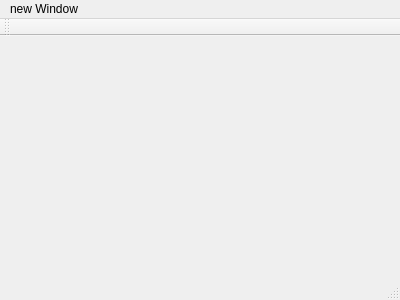
This is src/sara_qt_test1/src/mainwindow.ui in WalkingMachine/sara_qt as Qt 5 draws it before an edit. The edited form follows.
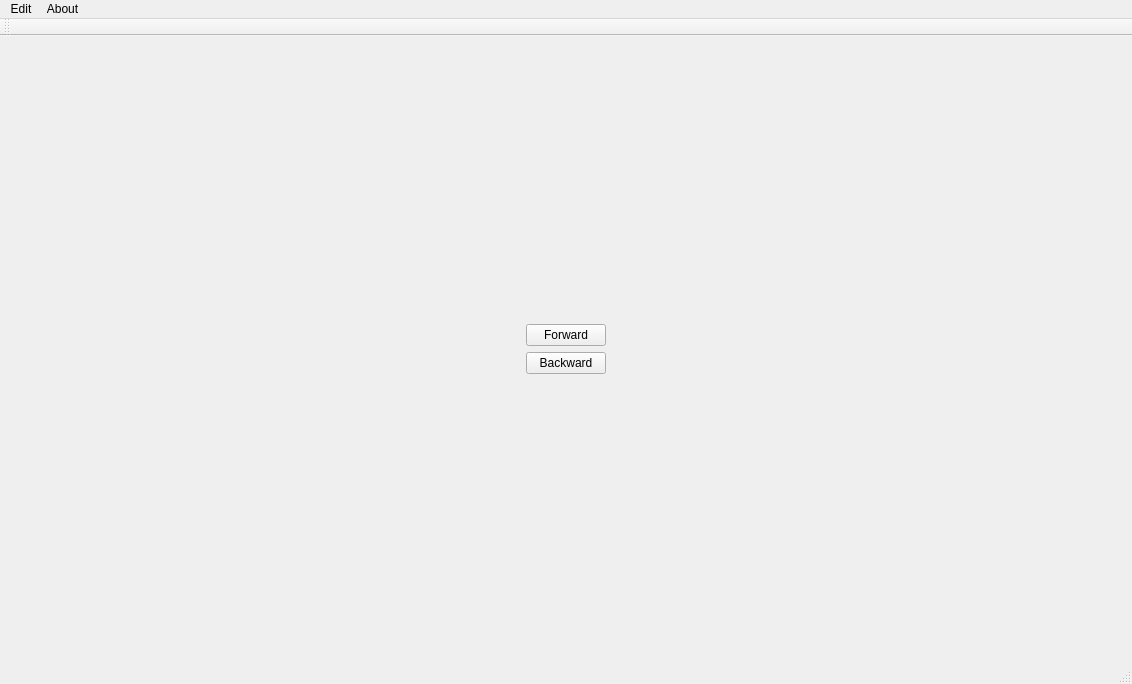
This is the edited form.

Diff of the .ui file:
```diff
--- a/src/sara_qt_test1/src/mainwindow.ui
+++ b/src/sara_qt_test1/src/mainwindow.ui
@@ -6,40 +6,125 @@
    <rect>
     <x>0</x>
     <y>0</y>
-    <width>400</width>
-    <height>300</height>
+    <width>1132</width>
+    <height>684</height>
    </rect>
   </property>
   <property name="windowTitle">
    <string>MainWindow</string>
   </property>
-  <widget class="QWidget" name="centralWidget"/>
+  <widget class="QWidget" name="centralWidget">
+   <layout class="QHBoxLayout" name="horizontalLayout">
+    <item>
+     <spacer name="horizontalSpacer_2">
+      <property name="orientation">
+       <enum>Qt::Horizontal</enum>
+      </property>
+      <property name="sizeHint" stdset="0">
+       <size>
+        <width>40</width>
+        <height>20</height>
+       </size>
+      </property>
+     </spacer>
+    </item>
+    <item>
+     <layout class="QVBoxLayout" name="verticalLayout">
+      <item>
+       <spacer name="verticalSpacer_2">
+        <property name="orientation">
+         <enum>Qt::Vertical</enum>
+        </property>
+        <property name="sizeHint" stdset="0">
+         <size>
+          <width>20</width>
+          <height>40</height>
+         </size>
+        </property>
+       </spacer>
+      </item>
+      <item>
+       <widget class="QPushButton" name="bp_forward">
+        <property name="text">
+         <string>Forward</string>
+        </property>
+       </widget>
+      </item>
+      <item>
+       <widget class="QPushButton" name="bp_backward">
+        <property name="text">
+         <string>Backward</string>
+        </property>
+       </widget>
+      </item>
+      <item>
+       <spacer name="verticalSpacer">
+        <property name="orientation">
+         <enum>Qt::Vertical</enum>
+        </property>
+        <property name="sizeHint" stdset="0">
+         <size>
+          <width>20</width>
+          <height>40</height>
+         </size>
+        </property>
+       </spacer>
+      </item>
+     </layout>
+    </item>
+    <item>
+     <spacer name="horizontalSpacer">
+      <property name="orientation">
+       <enum>Qt::Horizontal</enum>
+      </property>
+      <property name="sizeHint" stdset="0">
+       <size>
+        <width>40</width>
+        <height>20</height>
+       </size>
+      </property>
+     </spacer>
+    </item>
+   </layout>
+  </widget>
+  <widget class="QToolBar" name="mainToolBar">
+   <attribute name="toolBarArea">
+    <enum>TopToolBarArea</enum>
+   </attribute>
+   <attribute name="toolBarBreak">
+    <bool>false</bool>
+   </attribute>
+  </widget>
+  <widget class="QStatusBar" name="statusBar"/>
   <widget class="QMenuBar" name="menuBar">
    <property name="geometry">
     <rect>
      <x>0</x>
      <y>0</y>
-     <width>400</width>
+     <width>1132</width>
      <height>22</height>
     </rect>
    </property>
    <widget class="QMenu" name="menunew_Window">
     <property name="title">
-     <string>new Window</string>
+     <string>Edit</string>
     </property>
     <addaction name="separator"/>
+    <addaction name="actionMenu_1"/>
+   </widget>
+   <widget class="QMenu" name="menuAbout">
+    <property name="title">
+     <string>About</string>
+    </property>
    </widget>
    <addaction name="menunew_Window"/>
+   <addaction name="menuAbout"/>
   </widget>
-  <widget class="QToolBar" name="mainToolBar">
-   <attribute name="toolBarArea">
-    <enum>TopToolBarArea</enum>
-   </attribute>
-   <attribute name="toolBarBreak">
-    <bool>false</bool>
-   </attribute>
-  </widget>
-  <widget class="QStatusBar" name="statusBar"/>
+  <action name="actionMenu_1">
+   <property name="text">
+    <string>Menu 1</string>
+   </property>
+  </action>
  </widget>
  <layoutdefault spacing="6" margin="11"/>
  <resources/>
```
